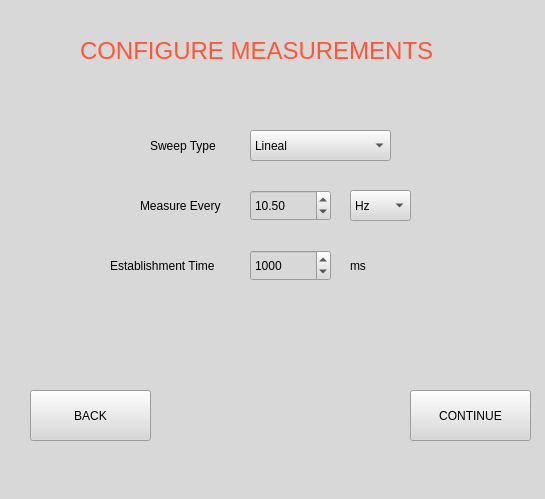
Above: BodeManagement/UIManagement/configureMeasurement.ui from scheinpablo/AutoBodeGenerator-TIVisa before the change. Below: the same form after it.
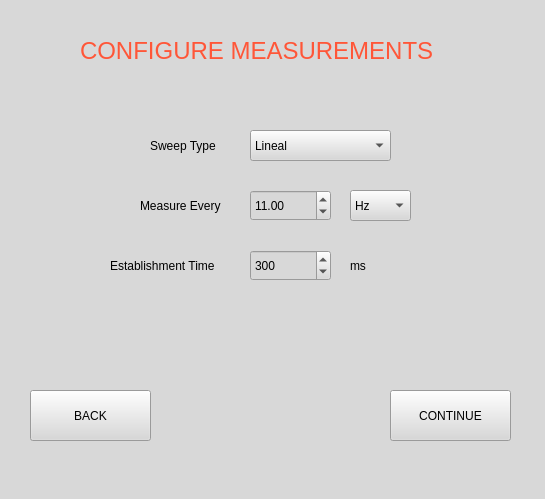
That is the form after the change.

```diff
--- a/BodeManagement/UIManagement/configureMeasurement.ui
+++ b/BodeManagement/UIManagement/configureMeasurement.ui
@@ -98,7 +98,7 @@
    <widget class="QPushButton" name="continueButton">
     <property name="geometry">
      <rect>
-      <x>410</x>
+      <x>390</x>
       <y>390</y>
       <width>121</width>
       <height>51</height>
@@ -150,7 +150,7 @@
      <number>100</number>
     </property>
     <property name="value">
-     <number>1000</number>
+     <number>300</number>
     </property>
    </widget>
    <widget class="QLabel" name="label_4">
@@ -175,11 +175,14 @@
       <height>31</height>
      </rect>
     </property>
+    <property name="decimals">
+     <number>2</number>
+    </property>
     <property name="maximum">
      <double>99999999.989999994635582</double>
     </property>
     <property name="value">
-     <double>10.500000000000000</double>
+     <double>11.000000000000000</double>
     </property>
    </widget>
    <widget class="QComboBox" name="measMultiplier">
```
